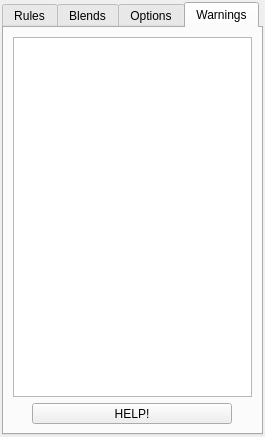
Above: TileZed/src/tiled/bmptooldialog.ui from Unjammer/PZ_Mapping_Tools before the change. Below: the same form after it.
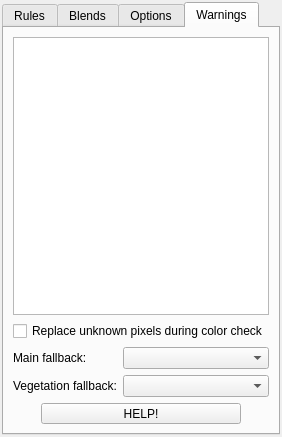
That is the form after the change. The open tabs and pages were chosen to show the change. Icons and pictures are not drawn. Custom widgets are drawn as their Qt base class.

What changed in the file:
```diff
--- a/TileZed/src/tiled/bmptooldialog.ui
+++ b/TileZed/src/tiled/bmptooldialog.ui
@@ -433,6 +433,40 @@
         </widget>
        </item>
        <item row="1" column="0">
+        <widget class="QCheckBox" name="repairUnknownColors">
+         <property name="toolTip">
+          <string>During the color check, replace every pixel that is not present in the Rules palette. The change is undoable.</string>
+         </property>
+         <property name="text">
+          <string>Replace unknown pixels during color check</string>
+         </property>
+        </widget>
+       </item>
+       <item row="2" column="0">
+        <layout class="QFormLayout" name="fallbackColorsLayout">
+         <item row="0" column="0">
+          <widget class="QLabel" name="groundFallbackLabel">
+           <property name="text">
+            <string>Main fallback:</string>
+           </property>
+          </widget>
+         </item>
+         <item row="0" column="1">
+          <widget class="QComboBox" name="groundFallback"/>
+         </item>
+         <item row="1" column="0">
+          <widget class="QLabel" name="vegetationFallbackLabel">
+           <property name="text">
+            <string>Vegetation fallback:</string>
+           </property>
+          </widget>
+         </item>
+         <item row="1" column="1">
+          <widget class="QComboBox" name="vegetationFallback"/>
+         </item>
+        </layout>
+       </item>
+       <item row="3" column="0">
         <layout class="QHBoxLayout" name="horizontalLayout_4">
          <item>
           <widget class="QToolButton" name="help">
```
